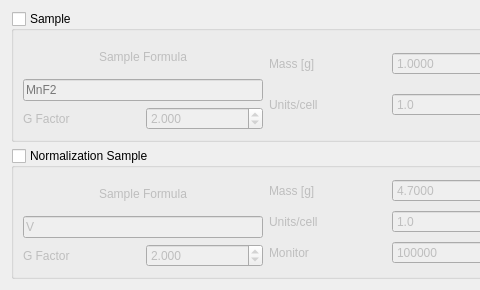
Qt form src/main/resources/base/Views/SampleManager.ui (MJOLNIRPackage/MJOLNIR-GUI) before a commit; both pictures show x 0 to 480 and y 0 to 290 of the 777 by 290 pixel window.
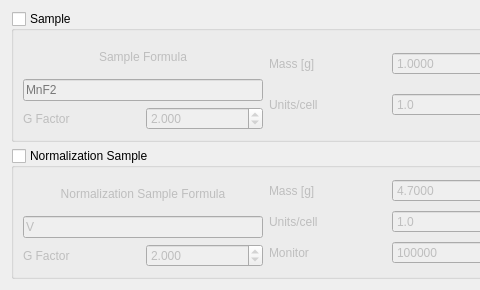
The same form after that commit.

Commit message: Renaming of elements

The edit to the form file:
```diff
--- a/src/main/resources/base/Views/SampleManager.ui
+++ b/src/main/resources/base/Views/SampleManager.ui
@@ -252,7 +252,7 @@
              </sizepolicy>
             </property>
             <property name="text">
-             <string>Sample Formula</string>
+             <string>Normalization Sample Formula</string>
             </property>
             <property name="alignment">
              <set>Qt::AlignCenter</set>
```
Left out of the diff: 45 changed lines with no effect on the pictures.
